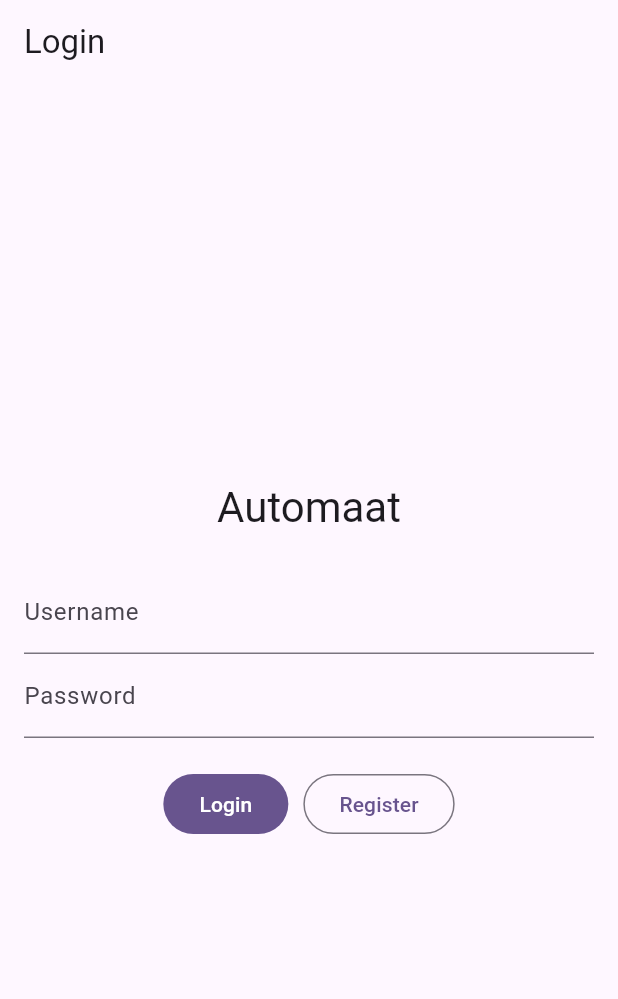
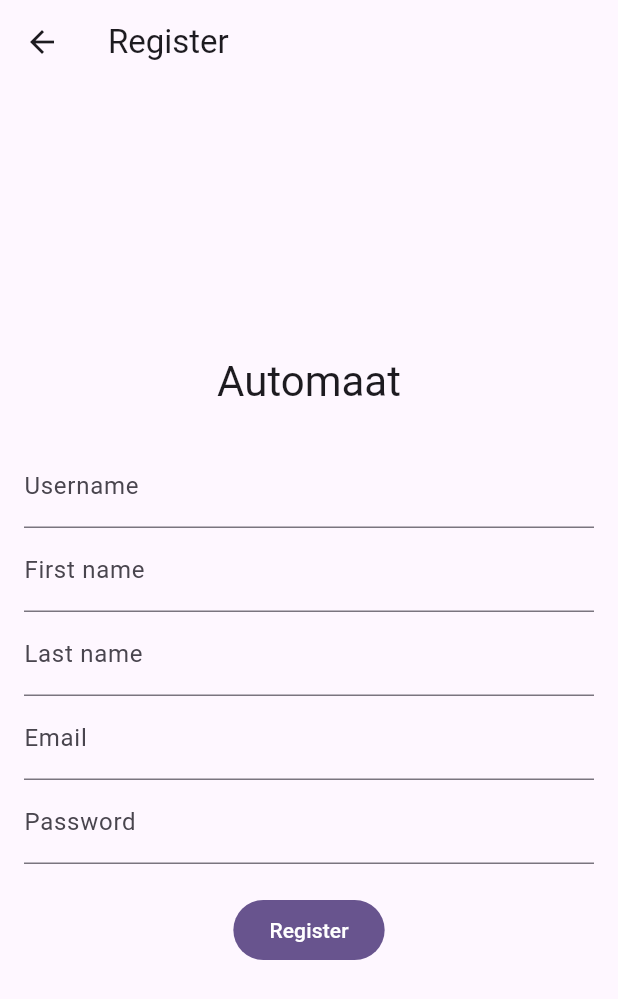
Before and after one commit to jordycoding/automaat_app, a Flutter app: the screen it shows after launch, after a tap on "Register", on a phone screen of 412 x 824 dp. Shown: the top 999 px of the screen. Run offline on Flutter 3.47's test engine with Material 3 defaults, Android fonts, the phone set to English and light mode, and no system bars.

Commit message:
Added register screen

```diff
--- /dev/null
+++ b/lib/routing/app_routes.dart
@@ -0,0 +1,16 @@
+import "package:flutter/material.dart";
+
+import "../ui/login/widgets/login_screen.dart";
+import "../ui/register/widgets/register_screen.dart";
+
+class AppRoutes {
+  static const String login = "/login";
+  static const String register = "/register";
+
+  static Map<String, WidgetBuilder> getRoutes() {
+    return {
+      login: (context) => const LoginScreen(),
+      register: (context) => const RegisterScreen(),
+    };
+  }
+}
--- a/lib/ui/login/widgets/login_screen.dart
+++ b/lib/ui/login/widgets/login_screen.dart
@@ -57,7 +57,10 @@ class _LoginScreenState extends State<LoginScreen> {
                   FilledButton(onPressed: () {}, child: const Text("Login")),
                   SizedBox(width: 10),
                   OutlinedButton(
-                      onPressed: () {}, child: const Text("Register"))
+                      onPressed: () {
+                        Navigator.pushNamed(context, "/register");
+                      },
+                      child: const Text("Register"))
                 ],
               )
             ],
--- /dev/null
+++ b/lib/ui/register/widgets/register_screen.dart
@@ -0,0 +1,68 @@
+import 'package:flutter/material.dart';
+
+class RegisterScreen extends StatefulWidget {
+  const RegisterScreen({super.key});
+
+  @override
+  State<RegisterScreen> createState() => _RegisterScreenState();
+}
+
+class _RegisterScreenState extends State<RegisterScreen> {
+  final GlobalKey<FormState> _formKey = GlobalKey<FormState>();
+
+  @override
+  Widget build(BuildContext context) {
+    return Scaffold(
+      appBar: AppBar(
+        title: const Text("Register"),
+      ),
+      resizeToAvoidBottomInset: false,
+      body: Padding(
+        padding: const EdgeInsets.all(16.0),
+        child: Form(
+          key: _formKey,
+          child: Column(
+            crossAxisAlignment: CrossAxisAlignment.start,
+            mainAxisAlignment: MainAxisAlignment.center,
+            children: <Widget>[
+              Center(
+                child: Text("Automaat",
+                    textAlign: TextAlign.center,
+                    style: Theme.of(context).textTheme.headlineMedium),
+              ),
+              SizedBox(height: 24),
+              TextFormField(
+                decoration: const InputDecoration(
+                    border: UnderlineInputBorder(), labelText: "Username"),
+              ),
+              TextFormField(
+                decoration: const InputDecoration(
+                    border: UnderlineInputBorder(), labelText: "First name"),
+              ),
+              TextFormField(
+                decoration: const InputDecoration(
+                    border: UnderlineInputBorder(), labelText: "Last name"),
+              ),
+              TextFormField(
+                decoration: const InputDecoration(
+                    border: UnderlineInputBorder(), labelText: "Email"),
+              ),
+              TextFormField(
+                obscureText: true,
+                decoration: const InputDecoration(
+                    border: UnderlineInputBorder(), labelText: "Password"),
+              ),
+              const SizedBox(height: 20),
+              Center(
+                child: FilledButton(
+                  onPressed: () {},
+                  child: const Text("Register"),
+                ),
+              )
+            ],
+          ),
+        ),
+      ),
+    );
+  }
+}
```
Also changed, not shown: lib/main.dart (+4 -89 lines).
